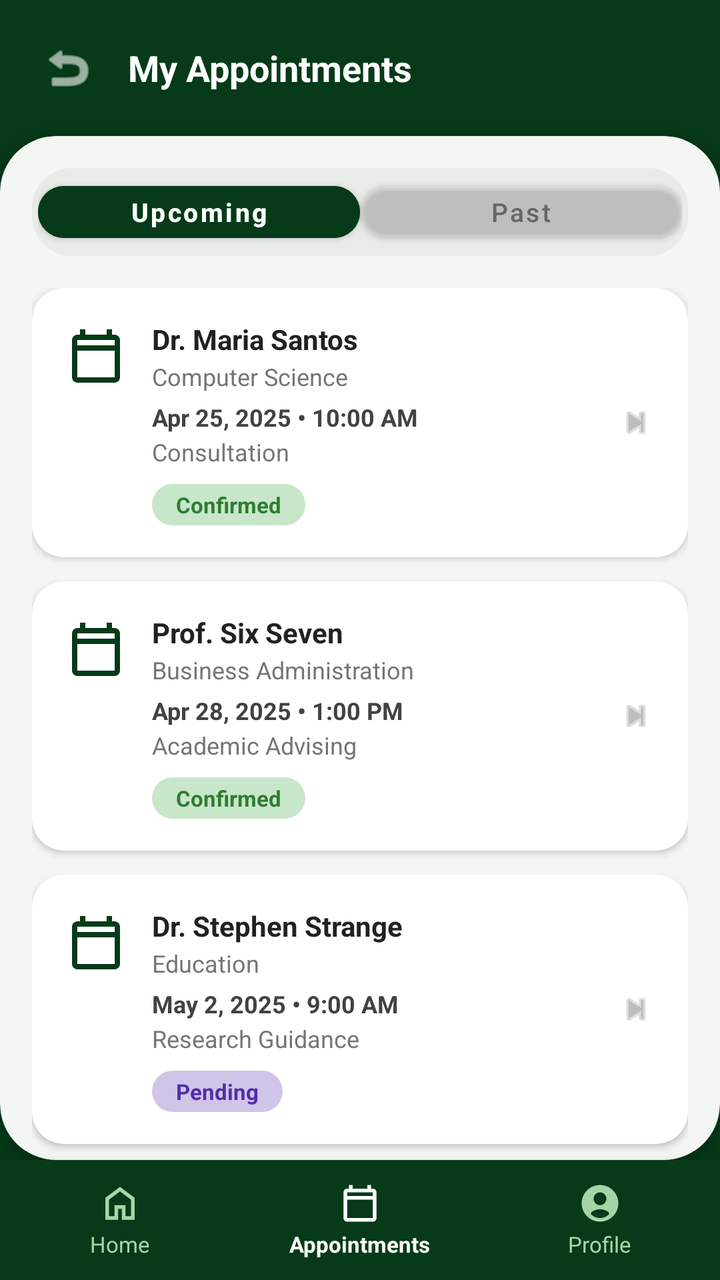
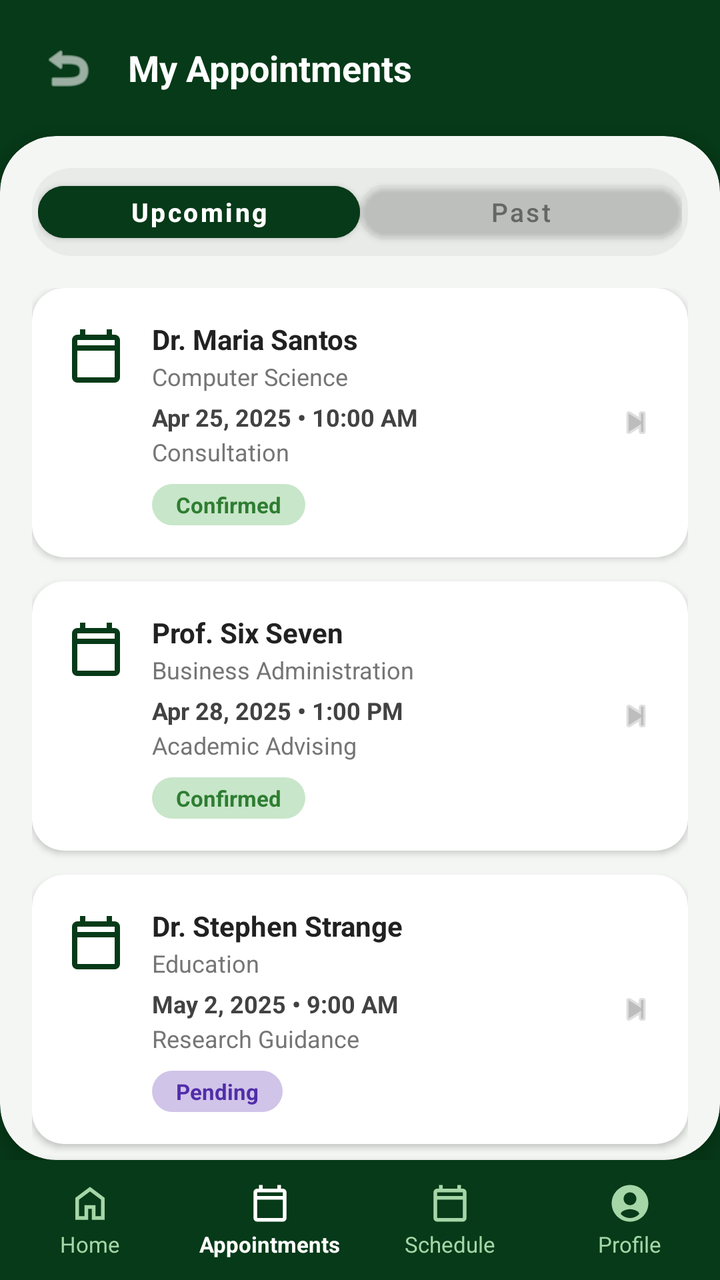

An Android layout rendered at two revisions. The XML below is the earlier revision; the diff shows what the commit changed to produce the second picture.
<!-- AndroidManifest.xml: application theme Theme.MaterialComponents.DayNight.NoActionBar -->
<!-- res/layout/fragment_myappointments.xml -->
<?xml version="1.0" encoding="utf-8"?>
<RelativeLayout xmlns:android="http://schemas.android.com/apk/res/android"
    xmlns:app="http://schemas.android.com/apk/res-auto"
    android:layout_width="match_parent"
    android:layout_height="match_parent"
    android:background="#063A18">

    
    <LinearLayout
        android:id="@+id/headerContainer"
        android:layout_width="match_parent"
        android:layout_height="wrap_content"
        android:gravity="center_vertical"
        android:orientation="horizontal"
        android:paddingHorizontal="20dp"
        android:paddingTop="20dp"
        android:paddingBottom="20dp">

        <ImageView
            android:id="@+id/btnBack"
            android:layout_width="28dp"
            android:layout_height="28dp"
            android:clickable="true"
            android:contentDescription="Back"
            android:focusable="true"
            android:foreground="?android:attr/selectableItemBackground"
            android:src="@android:drawable/ic_menu_revert"
            app:tint="#FFFFFF" />

        <TextView
            android:layout_width="wrap_content"
            android:layout_height="wrap_content"
            android:layout_marginStart="16dp"
            android:text="My Appointments"
            android:textColor="#FFFFFF"
            android:textSize="18sp"
            android:textStyle="bold" />
    </LinearLayout>

    
    <androidx.cardview.widget.CardView
        android:layout_width="match_parent"
        android:layout_height="match_parent"
        android:layout_above="@id/bottomNavigation"
        android:layout_below="@id/headerContainer"
        app:cardBackgroundColor="#F4F6F4"
        app:cardCornerRadius="28dp"
        app:cardElevation="6dp">

        <LinearLayout
            android:layout_width="match_parent"
            android:layout_height="match_parent"
            android:orientation="vertical"
            android:paddingHorizontal="16dp"
            android:paddingTop="16dp">

            
            <LinearLayout
                android:layout_width="match_parent"
                android:layout_height="44dp"
                android:layout_marginBottom="16dp"
                android:background="@drawable/bg_tab_container"
                android:orientation="horizontal"
                android:padding="3dp">

                <Button
                    android:id="@+id/btnTabUpcoming"
                    android:layout_width="0dp"
                    android:layout_height="match_parent"
                    android:layout_weight="1"
                    android:backgroundTint="#063A18"
                    android:text="Upcoming"
                    android:textAllCaps="false"
                    android:textColor="#FFFFFF"
                    android:textSize="13sp"
                    android:textStyle="bold"
                    app:cornerRadius="18dp" />

                <Button
                    android:id="@+id/btnTabPast"
                    android:layout_width="0dp"
                    android:layout_height="match_parent"
                    android:layout_weight="1"
                    android:backgroundTint="@android:color/transparent"
                    android:text="Past"
                    android:textAllCaps="false"
                    android:textColor="#666666"
                    android:textSize="13sp"
                    android:elevation="0dp"
                    app:cornerRadius="18dp" />
            </LinearLayout>

            
            <ScrollView
                android:layout_width="match_parent"
                android:layout_height="match_parent"
                android:clipToPadding="false"
                android:paddingBottom="16dp"
                android:scrollbars="none">

                <LinearLayout
                    android:layout_width="match_parent"
                    android:layout_height="wrap_content"
                    android:orientation="vertical">

                    
                    <androidx.cardview.widget.CardView
                        android:layout_width="match_parent"
                        android:layout_height="wrap_content"
                        android:layout_marginBottom="12dp"
                        android:clickable="true"
                        android:focusable="true"
                        android:foreground="?android:attr/selectableItemBackground"
                        app:cardBackgroundColor="#FFFFFF"
                        app:cardCornerRadius="16dp"
                        app:cardElevation="2dp">

                        <RelativeLayout
                            android:layout_width="match_parent"
                            android:layout_height="wrap_content"
                            android:padding="16dp">

                            <ImageView
                                android:id="@+id/iconCalendar1"
                                android:layout_width="32dp"
                                android:layout_height="32dp"
                                android:layout_alignParentStart="true"
                                android:layout_marginTop="2dp"
                                android:contentDescription="Calendar"
                                android:src="@drawable/ic_calendar"
                                app:tint="#063A18" />

                            <ImageView
                                android:layout_width="20dp"
                                android:layout_height="20dp"
                                android:layout_alignParentEnd="true"
                                android:layout_centerVertical="true"
                                android:contentDescription="Chevron"
                                android:src="@android:drawable/ic_media_next"
                                app:tint="#BDBDBD" />

                            <LinearLayout
                                android:layout_width="match_parent"
                                android:layout_height="wrap_content"
                                android:layout_marginStart="12dp"
                                android:layout_marginEnd="28dp"
                                android:layout_toEndOf="@id/iconCalendar1"
                                android:orientation="vertical">

                                <TextView
                                    android:layout_width="wrap_content"
                                    android:layout_height="wrap_content"
                                    android:text="Dr. Maria Santos"
                                    android:textColor="#212121"
                                    android:textSize="14sp"
                                    android:textStyle="bold" />

                                <TextView
                                    android:layout_width="wrap_content"
                                    android:layout_height="wrap_content"
                                    android:layout_marginTop="1dp"
                                    android:text="Computer Science"
                                    android:textColor="#757575"
                                    android:textSize="12sp" />

                                <TextView
                                    android:layout_width="wrap_content"
                                    android:layout_height="wrap_content"
                                    android:layout_marginTop="4dp"
                                    android:text="Apr 25, 2025 • 10:00 AM"
                                    android:textColor="#424242"
                                    android:textSize="12sp"
                                    android:textStyle="bold" />

                                <TextView
                                    android:layout_width="wrap_content"
                                    android:layout_height="wrap_content"
                                    android:layout_marginTop="1dp"
                                    android:text="Consultation"
                                    android:textColor="#757575"
                                    android:textSize="12sp" />

                                <TextView
                                    android:layout_width="wrap_content"
                                    android:layout_height="wrap_content"
                                    android:layout_marginTop="8dp"
                                    android:background="@drawable/bg_status_confirmed"
                                    android:paddingHorizontal="12dp"
                                    android:paddingVertical="3dp"
                                    android:text="Confirmed"
                                    android:textColor="#2E7D32"
                                    android:textSize="11sp"
                                    android:textStyle="bold" />
                            </LinearLayout>
                        </RelativeLayout>
                    </androidx.cardview.widget.CardView>

                    
                    <androidx.cardview.widget.CardView
                        android:layout_width="match_parent"
                        android:layout_height="wrap_content"
                        android:layout_marginBottom="12dp"
                        android:clickable="true"
                        android:focusable="true"
                        android:foreground="?android:attr/selectableItemBackground"
                        app:cardBackgroundColor="#FFFFFF"
                        app:cardCornerRadius="16dp"
                        app:cardElevation="2dp">

                        <RelativeLayout
                            android:layout_width="match_parent"
                            android:layout_height="wrap_content"
                            android:padding="16dp">

                            <ImageView
                                android:id="@+id/iconCalendar2"
                                android:layout_width="32dp"
                                android:layout_height="32dp"
                                android:layout_alignParentStart="true"
                                android:layout_marginTop="2dp"
                                android:contentDescription="Calendar"
                                android:src="@drawable/ic_calendar"
                                app:tint="#063A18" />

                            <ImageView
                                android:layout_width="20dp"
                                android:layout_height="20dp"
                                android:layout_alignParentEnd="true"
                                android:layout_centerVertical="true"
                                android:contentDescription="Chevron"
                                android:src="@android:drawable/ic_media_next"
                                app:tint="#BDBDBD" />

                            <LinearLayout
                                android:layout_width="match_parent"
                                android:layout_height="wrap_content"
                                android:layout_marginStart="12dp"
                                android:layout_marginEnd="28dp"
                                android:layout_toEndOf="@id/iconCalendar2"
                                android:orientation="vertical">

                                <TextView
                                    android:layout_width="wrap_content"
                                    android:layout_height="wrap_content"
                                    android:text="Prof. Six Seven"
                                    android:textColor="#212121"
                                    android:textSize="14sp"
                                    android:textStyle="bold" />

                                <TextView
                                    android:layout_width="wrap_content"
                                    android:layout_height="wrap_content"
                                    android:layout_marginTop="1dp"
                                    android:text="Business Administration"
                                    android:textColor="#757575"
                                    android:textSize="12sp" />

                                <TextView
                                    android:layout_width="wrap_content"
                                    android:layout_height="wrap_content"
                                    android:layout_marginTop="4dp"
                                    android:text="Apr 28, 2025 • 1:00 PM"
                                    android:textColor="#424242"
                                    android:textSize="12sp"
                                    android:textStyle="bold" />

                                <TextView
                                    android:layout_width="wrap_content"
                                    android:layout_height="wrap_content"
                                    android:layout_marginTop="1dp"
                                    android:text="Academic Advising"
                                    android:textColor="#757575"
                                    android:textSize="12sp" />

                                <TextView
                                    android:layout_width="wrap_content"
                                    android:layout_height="wrap_content"
                                    android:layout_marginTop="8dp"
                                    android:background="@drawable/bg_status_confirmed"
                                    android:paddingHorizontal="12dp"
                                    android:paddingVertical="3dp"
                                    android:text="Confirmed"
                                    android:textColor="#2E7D32"
                                    android:textSize="11sp"
                                    android:textStyle="bold" />
                            </LinearLayout>
                        </RelativeLayout>
                    </androidx.cardview.widget.CardView>

                    
                    <androidx.cardview.widget.CardView
                        android:layout_width="match_parent"
                        android:layout_height="wrap_content"
                        android:layout_marginBottom="12dp"
                        android:clickable="true"
                        android:focusable="true"
                        android:foreground="?android:attr/selectableItemBackground"
                        app:cardBackgroundColor="#FFFFFF"
                        app:cardCornerRadius="16dp"
                        app:cardElevation="2dp">

                        <RelativeLayout
                            android:layout_width="match_parent"
                            android:layout_height="wrap_content"
                            android:padding="16dp">

                            <ImageView
                                android:id="@+id/iconCalendar3"
                                android:layout_width="32dp"
                                android:layout_height="32dp"
                                android:layout_alignParentStart="true"
                                android:layout_marginTop="2dp"
                                android:contentDescription="Calendar"
                                android:src="@drawable/ic_calendar"
                                app:tint="#063A18" />

                            <ImageView
                                android:layout_width="20dp"
                                android:layout_height="20dp"
                                android:layout_alignParentEnd="true"
                                android:layout_centerVertical="true"
                                android:contentDescription="Chevron"
                                android:src="@android:drawable/ic_media_next"
                                app:tint="#BDBDBD" />

                            <LinearLayout
                                android:layout_width="match_parent"
                                android:layout_height="wrap_content"
                                android:layout_marginStart="12dp"
                                android:layout_marginEnd="28dp"
                                android:layout_toEndOf="@id/iconCalendar3"
                                android:orientation="vertical">

                                <TextView
                                    android:layout_width="wrap_content"
                                    android:layout_height="wrap_content"
                                    android:text="Dr. Stephen Strange"
                                    android:textColor="#212121"
                                    android:textSize="14sp"
                                    android:textStyle="bold" />

                                <TextView
                                    android:layout_width="wrap_content"
                                    android:layout_height="wrap_content"
                                    android:layout_marginTop="1dp"
                                    android:text="Education"
                                    android:textColor="#757575"
                                    android:textSize="12sp" />

                                <TextView
                                    android:layout_width="wrap_content"
                                    android:layout_height="wrap_content"
                                    android:layout_marginTop="4dp"
                                    android:text="May 2, 2025 • 9:00 AM"
                                    android:textColor="#424242"
                                    android:textSize="12sp"
                                    android:textStyle="bold" />

                                <TextView
                                    android:layout_width="wrap_content"
                                    android:layout_height="wrap_content"
                                    android:layout_marginTop="1dp"
                                    android:text="Research Guidance"
                                    android:textColor="#757575"
                                    android:textSize="12sp" />

                                <TextView
                                    android:layout_width="wrap_content"
                                    android:layout_height="wrap_content"
                                    android:layout_marginTop="8dp"
                                    android:background="@drawable/bg_status_pending"
                                    android:paddingHorizontal="12dp"
                                    android:paddingVertical="3dp"
                                    android:text="Pending"
                                    android:textColor="#512DA8"
                                    android:textSize="11sp"
                                    android:textStyle="bold" />
                            </LinearLayout>
                        </RelativeLayout>
                    </androidx.cardview.widget.CardView>

                </LinearLayout>
            </ScrollView>
        </LinearLayout>
    </androidx.cardview.widget.CardView>

    
    <LinearLayout
        android:id="@+id/bottomNavigation"
        android:layout_width="match_parent"
        android:layout_height="60dp"
        android:layout_alignParentBottom="true"
        android:background="#063A18"
        android:elevation="8dp"
        android:orientation="horizontal">

        <LinearLayout
            android:id="@+id/navHome"
            android:layout_width="0dp"
            android:layout_height="match_parent"
            android:layout_weight="1"
            android:clickable="true"
            android:focusable="true"
            android:gravity="center"
            android:orientation="vertical">

            <ImageView
                android:layout_width="22dp"
                android:layout_height="22dp"
                android:contentDescription="Home"
                android:src="@drawable/ic_home"
                app:tint="#A5D6A7" />

            <TextView
                android:layout_width="wrap_content"
                android:layout_height="wrap_content"
                android:layout_marginTop="2dp"
                android:text="Home"
                android:textColor="#A5D6A7"
                android:textSize="11sp" />
        </LinearLayout>

        <LinearLayout
            android:id="@+id/navAppointments"
            android:layout_width="0dp"
            android:layout_height="match_parent"
            android:layout_weight="1"
            android:clickable="true"
            android:focusable="true"
            android:gravity="center"
            android:orientation="vertical">

            <ImageView
                android:layout_width="22dp"
                android:layout_height="22dp"
                android:contentDescription="Appointments"
                android:src="@drawable/ic_calendar"
                app:tint="#FFFFFF" />

            <TextView
                android:layout_width="wrap_content"
                android:layout_height="wrap_content"
                android:layout_marginTop="2dp"
                android:text="Appointments"
                android:textColor="#FFFFFF"
                android:textSize="11sp"
                android:textStyle="bold" />
        </LinearLayout>

        <LinearLayout
            android:id="@+id/navProfile"
            android:layout_width="0dp"
            android:layout_height="match_parent"
            android:layout_weight="1"
            android:clickable="true"
            android:focusable="true"
            android:gravity="center"
            android:orientation="vertical">

            <ImageView
                android:layout_width="22dp"
                android:layout_height="22dp"
                android:contentDescription="Profile"
                android:src="@drawable/ic_person"
                app:tint="#A5D6A7" />

            <TextView
                android:layout_width="wrap_content"
                android:layout_height="wrap_content"
                android:layout_marginTop="2dp"
                android:text="Profile"
                android:textColor="#A5D6A7"
                android:textSize="11sp" />
        </LinearLayout>
    </LinearLayout>

</RelativeLayout>
<!-- resources referenced by this layout -->
<resources>
  <!-- drawable bg_status_confirmed (drawable) -->
  <?xml version="1.0" encoding="utf-8"?>
  <shape xmlns:android="http://schemas.android.com/apk/res/android"
      android:shape="rectangle">
      <solid android:color="#C8E6C9"/>
      <corners android:radius="12dp"/>
  </shape>
  <!-- drawable bg_status_pending (drawable) -->
  <?xml version="1.0" encoding="utf-8"?>
  <shape xmlns:android="http://schemas.android.com/apk/res/android"
      android:shape="rectangle">
      <solid android:color="#D1C4E9"/>
      <corners android:radius="12dp"/>
  </shape>
  <!-- drawable bg_tab_container (drawable) -->
  <?xml version="1.0" encoding="utf-8"?>
  <shape xmlns:android="http://schemas.android.com/apk/res/android"
      android:shape="rectangle">
      <solid android:color="#E8EBE8"/>
      <corners android:radius="20dp"/>
  </shape>
  <!-- drawable ic_calendar (drawable) -->
  <vector xmlns:android="http://schemas.android.com/apk/res/android" android:height="24dp" android:tint="#000000" android:viewportHeight="960" android:viewportWidth="960" android:width="24dp">
        
      <path android:fillColor="@android:color/white" android:pathData="M200,880Q167,880 143.5,856.5Q120,833 120,800L120,240Q120,207 143.5,183.5Q167,160 200,160L240,160L240,80L320,80L320,160L640,160L640,80L720,80L720,160L760,160Q793,160 816.5,183.5Q840,207 840,240L840,800Q840,833 816.5,856.5Q793,880 760,880L200,880ZM200,800L760,800Q760,800 760,800Q760,800 760,800L760,400L200,400L200,800Q200,800 200,800Q200,800 200,800ZM200,320L760,320L760,240Q760,240 760,240Q760,240 760,240L200,240Q200,240 200,240Q200,240 200,240L200,320ZM200,320L200,240Q200,240 200,240Q200,240 200,240L200,240Q200,240 200,240Q200,240 200,240L200,320Z"/>
      
  </vector>
  <!-- drawable ic_home (drawable) -->
  <vector xmlns:android="http://schemas.android.com/apk/res/android" android:height="24dp" android:tint="#000000" android:viewportHeight="960" android:viewportWidth="960" android:width="24dp">
        
      <path android:fillColor="@android:color/white" android:pathData="M240,760L360,760L360,520L600,520L600,760L720,760L720,400L480,220L240,400L240,760ZM160,840L160,360L480,120L800,360L800,840L520,840L520,600L440,600L440,840L160,840ZM480,490L480,490L480,490L480,490L480,490L480,490L480,490L480,490L480,490Z"/>
      
  </vector>
  <!-- drawable ic_person (drawable) -->
  <vector xmlns:android="http://schemas.android.com/apk/res/android"
      android:width="24dp"
      android:height="24dp"
      android:viewportWidth="24"
      android:viewportHeight="24">
      <path
          android:fillColor="#FF000000"
          android:pathData="M12,2C6.48,2 2,6.48 2,12s4.48,10 10,10 10,-4.48 10,-10S17.52,2 12,2zM12,6c1.93,0 3.5,1.57 3.5,3.5S13.93,13 12,13s-3.5,-1.57 -3.5,-3.5S10.07,6 12,6zM12,20c-2.03,0 -3.8,-0.85 -5.05,-2.2 0.03,-1.68 3.37,-2.6 5.05,-2.6s5.02,0.92 5.05,2.6C15.8,19.15 14.03,20 12,20z"/>
  </vector>
</resources>

<!-- the commit's change to res/layout/fragment_myappointments.xml (unified diff, before → after) -->
@@ -82,11 +82,11 @@
                     android:layout_height="match_parent"
                     android:layout_weight="1"
                     android:backgroundTint="@android:color/transparent"
+                    android:elevation="0dp"
                     android:text="Past"
                     android:textAllCaps="false"
                     android:textColor="#666666"
                     android:textSize="13sp"
-                    android:elevation="0dp"
                     app:cornerRadius="18dp" />
             </LinearLayout>
 
@@ -394,6 +394,7 @@
         android:elevation="8dp"
         android:orientation="horizontal">
 
+        
         <LinearLayout
             android:id="@+id/navHome"
             android:layout_width="0dp"
@@ -420,6 +421,7 @@
                 android:textSize="11sp" />
         </LinearLayout>
 
+        
         <LinearLayout
             android:id="@+id/navAppointments"
             android:layout_width="0dp"
@@ -447,6 +449,34 @@
                 android:textStyle="bold" />
         </LinearLayout>
 
+        
+        <LinearLayout
+            android:id="@+id/navSchedule"
+            android:layout_width="0dp"
+            android:layout_height="match_parent"
+            android:layout_weight="1"
+            android:clickable="true"
+            android:focusable="true"
+            android:gravity="center"
+            android:orientation="vertical">
+
+            <ImageView
+                android:layout_width="22dp"
+                android:layout_height="22dp"
+                android:contentDescription="Schedule"
+                android:src="@drawable/ic_calendar"
+                app:tint="#A5D6A7" />
+
+            <TextView
+                android:layout_width="wrap_content"
+                android:layout_height="wrap_content"
+                android:layout_marginTop="2dp"
+                android:text="Schedule"
+                android:textColor="#A5D6A7"
+                android:textSize="11sp" />
+        </LinearLayout>
+
+        
         <LinearLayout
             android:id="@+id/navProfile"
             android:layout_width="0dp"
